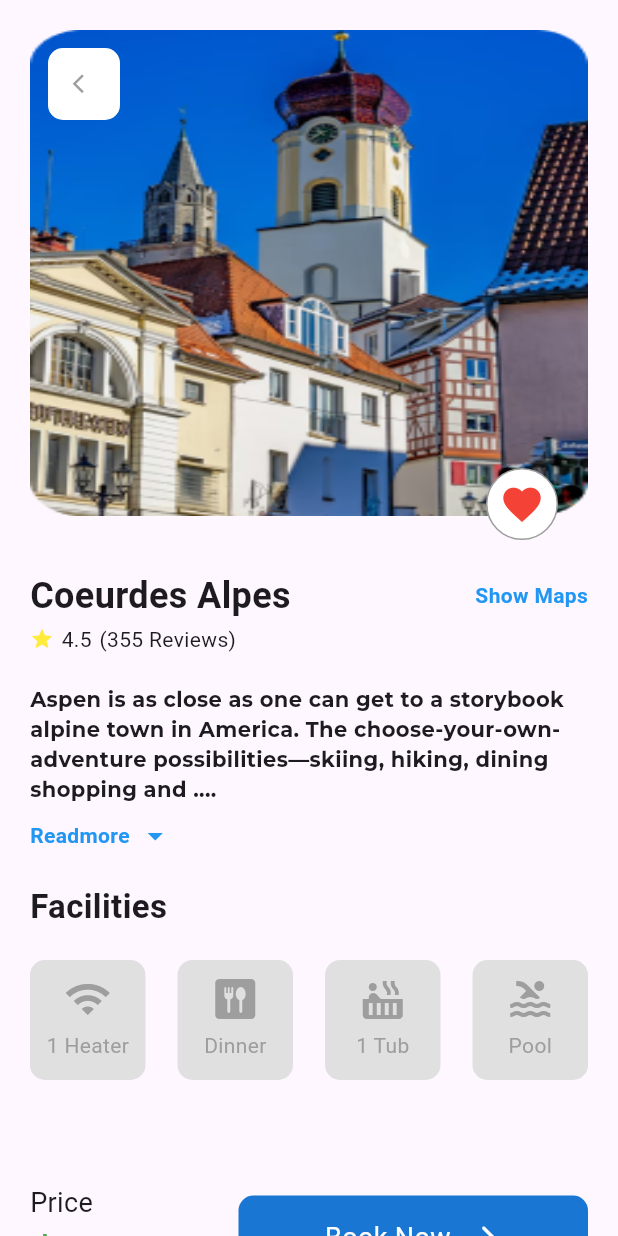
After one commit to hbibazzysddq/Aspen, a Flutter app: the DetailPage screen opened directly, on a phone screen of 412 x 824 dp. The commit adds this screen. Run offline on Flutter 3.47's test engine with Material 3 defaults, Android fonts, the light colour scheme and no system bars; our stand-ins replace get; Roboto replaces fonts that are missing (Mons); project files that could hold a hidden picture were left out.

Commit message:
detail/book page done

```diff
--- /dev/null
+++ b/lib/components/feature.dart
@@ -0,0 +1,34 @@
+import 'package:flutter/material.dart';
+
+class FeaturePage extends StatelessWidget {
+  final IconData icon;
+  final String label;
+  const FeaturePage({
+    super.key,
+    required this.icon,
+    required this.label,
+  });
+
+  @override
+  Widget build(BuildContext context) {
+    return Container(
+      padding: const EdgeInsets.all(10),
+      decoration: BoxDecoration(
+        color: Colors.grey.shade300,
+        borderRadius: BorderRadius.circular(10),
+      ),
+      width: 77,
+      height: 80,
+      child: Column(
+        children: [
+          Icon(icon, size: 32, color: Colors.grey),
+          const SizedBox(height: 5),
+          Text(
+            label,
+            style: const TextStyle(color: Colors.grey),
+          )
+        ],
+      ),
+    );
+  }
+}
--- a/lib/main.dart
+++ b/lib/main.dart
@@ -1,14 +1,14 @@
 import 'package:belajar_flutter/pages/explore_page.dart';
-import 'package:belajar_flutter/pages/home_page.dart';
+
 import 'package:flutter/material.dart';
 import 'package:get/get.dart';
 
 void main() {
-  runApp(MyApp());
+  runApp(const MyApp());
 }
 
 class MyApp extends StatelessWidget {
-  MyApp({super.key});
+  const MyApp({super.key});
 
   @override
   Widget build(BuildContext context) {
--- a/lib/pages/aspen_page.dart
+++ b/lib/pages/aspen_page.dart
@@ -98,7 +98,7 @@ class AspenPage extends StatelessWidget {
                     Get.to(
                       () => const HomePage(),
                       transition: Transition.rightToLeft,
-                      duration: const Duration(milliseconds: 700),
+                      duration: const Duration(seconds: 1),
                     );
                   },
                   child: Container(
--- /dev/null
+++ b/lib/pages/detail_page.dart
@@ -0,0 +1,239 @@
+import 'package:belajar_flutter/components/feature.dart';
+import 'package:flutter/material.dart';
+
+class DetailPage extends StatelessWidget {
+  const DetailPage({super.key});
+
+  @override
+  Widget build(BuildContext context) {
+    return Scaffold(
+      body: Column(
+        children: [
+          Container(
+            margin: const EdgeInsets.only(left: 20, right: 20, top: 20),
+            width: double.infinity,
+            height: 340,
+            child: Stack(
+              children: [
+                ClipRRect(
+                  borderRadius: const BorderRadius.all(
+                    Radius.circular(20),
+                  ),
+                  child: Image.asset(
+                    'image/populer2.png',
+                    fit: BoxFit.fill,
+                    height: 324,
+                    width: double.infinity,
+                  ),
+                ),
+                Align(
+                  alignment: Alignment.topLeft,
+                  child: Container(
+                    margin: const EdgeInsets.only(left: 12, top: 12),
+                    decoration: const BoxDecoration(
+                      color: Colors.white,
+                      borderRadius: BorderRadius.all(
+                        Radius.circular(10),
+                      ),
+                    ),
+                    child: IconButton(
+                      onPressed: () => Navigator.pop(context),
+                      icon: const Icon(
+                        Icons.arrow_back_ios,
+                        color: Colors.grey,
+                        size: 15,
+                      ),
+                    ),
+                  ),
+                ),
+                Align(
+                  alignment: Alignment.bottomRight,
+                  child: Container(
+                    margin: const EdgeInsets.only(
+                      right: 20,
+                    ),
+                    padding: const EdgeInsets.all(8),
+                    decoration: BoxDecoration(
+                      border: Border.all(
+                        color: Colors.grey,
+                      ),
+                      color: Colors.white,
+                      borderRadius: const BorderRadius.all(
+                        Radius.circular(50),
+                      ),
+                    ),
+                    child: const Icon(
+                      Icons.favorite,
+                      color: Colors.red,
+                      size: 30,
+                    ),
+                  ),
+                ),
+              ],
+            ),
+          ),
+          Container(
+            margin: const EdgeInsets.only(left: 20, right: 20, top: 20),
+            child: const Row(
+              mainAxisAlignment: MainAxisAlignment.spaceBetween,
+              children: [
+                Text(
+                  'Coeurdes Alpes',
+                  style: TextStyle(
+                    fontWeight: FontWeight.bold,
+                    fontSize: 24,
+                  ),
+                ),
+                Text(
+                  'Show Maps',
+                  style: TextStyle(
+                    color: Colors.blue,
+                    fontWeight: FontWeight.bold,
+                    fontSize: 14,
+                  ),
+                ),
+              ],
+            ),
+          ),
+          Container(
+            margin: const EdgeInsets.only(left: 20, right: 20, top: 2),
+            child: const Align(
+              alignment: Alignment.topLeft,
+              child: Row(
+                children: [
+                  Icon(Icons.star, color: Colors.yellow, size: 16),
+                  SizedBox(width: 5),
+                  Text(
+                    '4.5',
+                    style: TextStyle(fontSize: 14),
+                  ),
+                  SizedBox(width: 5),
+                  Text('(355 Reviews)', style: TextStyle(fontSize: 14))
+                ],
+              ),
+            ),
+          ),
+          Container(
+            margin: const EdgeInsets.only(left: 20, right: 20, top: 20),
+            child: const Text(
+              'Aspen is as close as one can get to a storybook alpine town in America. The choose-your-own-adventure possibilities—skiing, hiking, dining shopping and ....',
+              style: TextStyle(
+                fontSize: 14,
+                fontFamily: 'Montserrat',
+                fontWeight: FontWeight.bold,
+              ),
+            ),
+          ),
+          Container(
+            margin: const EdgeInsets.only(left: 20, right: 20, top: 9),
+            child: const Row(
+              children: [
+                Text(
+                  'Readmore',
+                  style: TextStyle(
+                    color: Colors.blue,
+                    fontSize: 14,
+                    fontWeight: FontWeight.bold,
+                  ),
+                ),
+                SizedBox(width: 5),
+                Icon(Icons.arrow_drop_down, color: Colors.blue)
+              ],
+            ),
+          ),
+          Container(
+            margin: const EdgeInsets.only(left: 20, right: 20, top: 20),
+            child: const Align(
+              alignment: Alignment.topLeft,
+              child: Text(
+                'Facilities',
+                style: TextStyle(
+                  fontWeight: FontWeight.bold,
+                  fontSize: 22,
+                ),
+              ),
+            ),
+          ),
+          Container(
+            margin: const EdgeInsets.only(left: 20, right: 20, top: 20),
+            child: const Row(
+              mainAxisAlignment: MainAxisAlignment.spaceBetween,
+              children: [
+                FeaturePage(
+                  icon: Icons.wifi,
+                  label: '1 Heater',
+                ),
+                FeaturePage(
+                  icon: Icons.dining_rounded,
+                  label: 'Dinner',
+                ),
+                FeaturePage(
+                  icon: Icons.hot_tub,
+                  label: '1 Tub',
+                ),
+                FeaturePage(
+                  icon: Icons.pool,
+                  label: 'Pool',
+                ),
+              ],
+            ),
+          ),
+          Container(
+            margin: const EdgeInsets.only(left: 20, right: 20, top: 69),
+            width: double.infinity,
+            child: Row(
+              mainAxisAlignment: MainAxisAlignment.spaceBetween,
+              children: [
+                const Column(
+                  crossAxisAlignment: CrossAxisAlignment.start,
+                  children: [
+                    Text(
+                      "Price",
+                      style: TextStyle(fontSize: 18),
+                    ),
+                    Text(
+                      '\$199',
+                      style: TextStyle(
+                          fontSize: 32,
+                          color: Colors.green,
+                          fontWeight: FontWeight.bold,
+                          fontFamily: 'Mons'),
+                    ),
+                  ],
+                ),
+                Column(
+                  children: [
+                    Container(
+                      decoration: BoxDecoration(
+                        color: Colors.blue[700],
+                        borderRadius: const BorderRadius.all(
+                          Radius.circular(10),
+                        ),
+                      ),
+                      width: 233,
+                      height: 56,
+                      child: const Row(
+                        mainAxisAlignment: MainAxisAlignment.center,
+                        children: [
+                          Text(
+                            'Book Now',
+                            style: TextStyle(
+                              fontSize: 18,
+                              color: Colors.white,
+                            ),
+                          ),
+                          SizedBox(width: 10),
+                          Icon(Icons.arrow_forward_rounded, color: Colors.white)
+                        ],
+                      ),
+                    )
+                  ],
+                ),
+              ],
+            ),
+          ),
+        ],
+      ),
+    );
+  }
+}
--- a/lib/pages/home_page.dart
+++ b/lib/pages/home_page.dart
@@ -1,5 +1,7 @@
 import 'package:belajar_flutter/components/menu_aspen.dart';
+import 'package:belajar_flutter/pages/detail_page.dart';
 import 'package:flutter/material.dart';
+import 'package:get/get.dart';
 
 class HomePage extends StatefulWidget {
   const HomePage({super.key});
@@ -200,13 +202,22 @@ class _HomePageState extends State<HomePage> {
                   const SizedBox(width: 16),
                   Stack(
                     children: [
-                      ClipRRect(
+                      GestureDetector(
+                        onTap: () {
+                          Get.to(
+                            () => const DetailPage(),
+                            transition: Transition.rightToLeft,
+                            curve: Curves.easeInOut,
+                          );
+                        },
+                        child: ClipRRect(
                           borderRadius: BorderRadius.circular(20),
                           child: Image.asset(
                             'image/populer2.png',
                             fit: BoxFit.cover,
                             width: 200,
                             height: 320,
+                          ),
                         ),
                       ),
                       Align(
```
Lines whose indentation alone changed are shown as unchanged.
